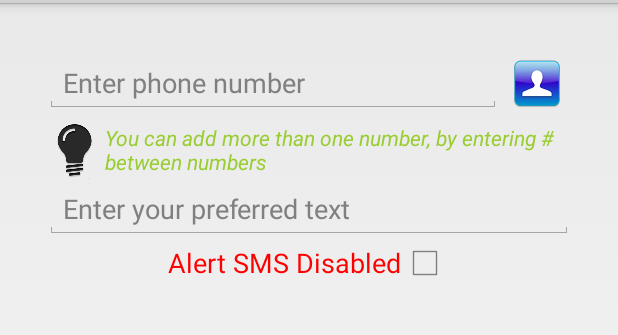
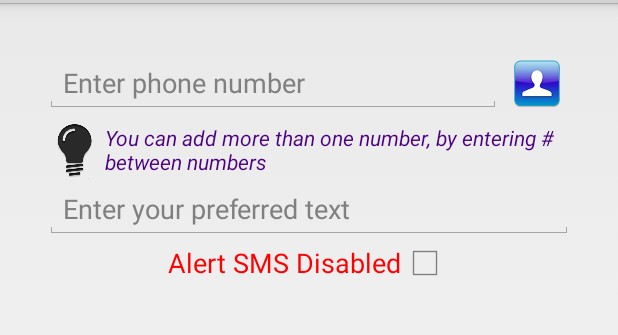
Before and after one commit to PuR3v1L/EmergencySMS, an Android app: the screen it shows after launch (MainActivity), on a phone screen of 412 x 824 dp, the part 69-404 px from its top. Run offline under Robolectric (Android 15) with nearby library versions, the phone set to English and light mode, and no system bars.

Commit message:
Version Code 2 -- v1.0.1 + Changed theme to Holo + Added preference button if space on ActionBar

```diff
--- a/InstantSMSEmergency/src/main/res/layout/activity_main.xml
+++ b/InstantSMSEmergency/src/main/res/layout/activity_main.xml
@@ -55,7 +55,7 @@
             android:layout_height="wrap_content"
             android:textStyle="italic"
             android:layout_centerVertical="true"
-            android:textColor="@color/YellowGreen"
+            android:textColor="@color/Indigo"
             android:layout_toRightOf="@id/bulb_icon"
             android:textAppearance="?android:attr/textAppearanceSmall"
             android:text="@string/hint_about_phone_numbers"
--- a/InstantSMSEmergency/src/main/res/menu/main.xml
+++ b/InstantSMSEmergency/src/main/res/menu/main.xml
@@ -6,5 +6,6 @@
     <item android:id="@+id/preferences"
         android:title="@string/action_settings"
         android:orderInCategory="100"
-        app:showAsAction="never" />
+        android:icon="@android:drawable/ic_menu_preferences"
+        app:showAsAction="ifRoom" />
 </menu>
```
